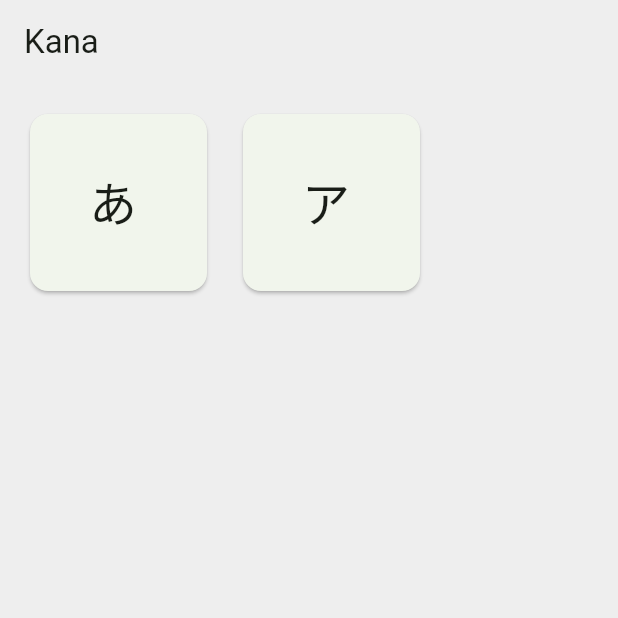
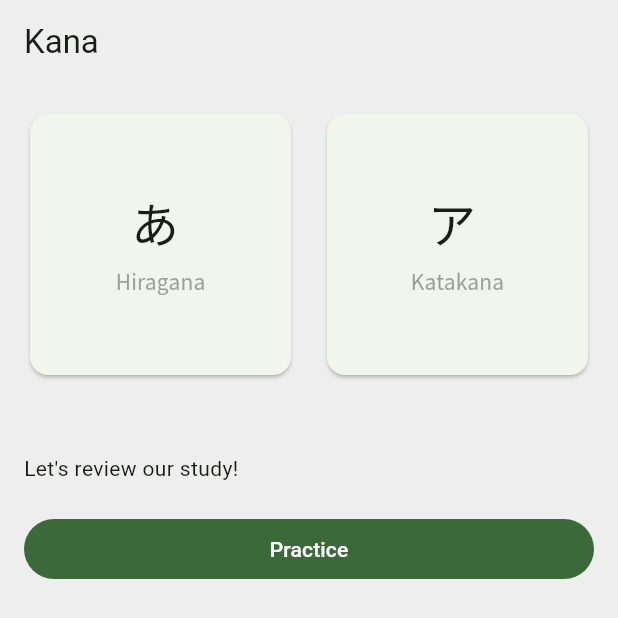
Before and after one commit to ydori/kana, a Flutter app: the screen it shows after launch, on a phone screen of 412 x 824 dp. Shown: the top 618 px of the screen. Run offline on Flutter 3.47's test engine with Material 3 defaults, Android fonts, the phone set to English and light mode, and no system bars.

Commit message:
feat: add Practice button on Home

```diff
--- a/lib/feature/home/home_screen.dart
+++ b/lib/feature/home/home_screen.dart
@@ -7,10 +7,12 @@ class HomeScreen extends StatelessWidget {
     super.key,
     required this.onHiraganaChartOpen,
     required this.onKatakanaChartOpen,
+    required this.onPracticeOpen,
   });
 
   final VoidCallback onHiraganaChartOpen;
   final VoidCallback onKatakanaChartOpen;
+  final VoidCallback onPracticeOpen;
 
   @override
   Widget build(BuildContext context) {
@@ -18,28 +20,36 @@ class HomeScreen extends StatelessWidget {
       appBar: AppBar(
         title: Text("Kana"),
       ),
-      body: Container(
-        constraints: BoxConstraints(maxWidth: 300.0),
-        padding: EdgeInsets.all(8.0),
-        child: Row(
+      body: Padding(
+        padding: EdgeInsets.all(16.0),
+        child: Column(
+          crossAxisAlignment: CrossAxisAlignment.stretch,
+          children: [
+            Row(
               children: [
                 Expanded(
-              child: Padding(
-                padding: EdgeInsets.all(8.0),
                   child: ChartCard(
-                  label: "あ ",
+                    title: "あ ",
+                    subtitle: "Hiragana",
                     onTap: onHiraganaChartOpen,
                   ),
                 ),
-            ),
+                SizedBox(width: 16.0),
                 Expanded(
-              child: Padding(
-                padding: EdgeInsets.all(8.0),
                   child: ChartCard(
-                  label: "ア ",
+                    title: "ア ",
+                    subtitle: "Katakana",
                     onTap: onKatakanaChartOpen,
                   ),
                 ),
+              ],
+            ),
+            SizedBox(height: 48.0),
+            Text("Let's review our study!"),
+            SizedBox(height: 20.0),
+            FilledButton(
+              onPressed: onPracticeOpen,
+              child: Text("Practice"),
             ),
           ],
         ),
--- a/lib/feature/home/widget/chart_card.dart
+++ b/lib/feature/home/widget/chart_card.dart
@@ -3,11 +3,13 @@ import "package:flutter/material.dart";
 class ChartCard extends StatelessWidget {
   const ChartCard({
     super.key,
-    required this.label,
+    required this.title,
+    required this.subtitle,
     required this.onTap,
   });
 
-  final String label;
+  final String title;
+  final String subtitle;
   final VoidCallback onTap;
 
   @override
@@ -16,18 +18,33 @@ class ChartCard extends StatelessWidget {
       clipBehavior: Clip.antiAlias,
       child: InkWell(
         onTap: onTap,
+        splashFactory: NoSplash.splashFactory,
         child: AspectRatio(
           aspectRatio: 1.0,
           child: Container(
             width: double.infinity,
             padding: EdgeInsets.all(16.0),
             alignment: Alignment.center,
-            child: Text(
-              label,
-              style: Theme.of(context).textTheme.headlineLarge?.copyWith(
-                fontFamily: "Noto Sans JP",
-                fontVariations: [FontVariation.weight(500)],
-              ),
+            child: Column(
+              mainAxisSize: MainAxisSize.min,
+              children: [
+                Text(
+                  title,
+                  style: Theme.of(context).textTheme.headlineLarge?.copyWith(
+                    fontFamily: "Noto Sans JP",
+                    fontVariations: [FontVariation.weight(500)],
+                  ),
+                ),
+                SizedBox(height: 8.0),
+                Text(
+                  subtitle,
+                  style: Theme.of(context).textTheme.titleSmall?.copyWith(
+                        fontFamily: "Noto Sans JP",
+                        fontVariations: [FontVariation.weight(500)],
+                        color: Colors.grey,
+                      ),
+                ),
+              ],
             ),
           ),
         ),
--- /dev/null
+++ b/lib/feature/practice/practice_screen.dart
@@ -0,0 +1,20 @@
+import "package:flutter/material.dart";
+
+class PracticeScreen extends StatelessWidget {
+  const PracticeScreen({super.key});
+
+  @override
+  Widget build(BuildContext context) {
+    return Scaffold(
+      appBar: AppBar(
+        leading: IconButton(
+          onPressed: () {
+            Navigator.of(context).pop();
+          },
+          icon: Icon(Icons.close),
+        ),
+      ),
+      body: Container(),
+    );
+  }
+}
--- a/lib/main.dart
+++ b/lib/main.dart
@@ -2,6 +2,7 @@ import "package:flutter/material.dart";
 
 import "feature/chart/hiragana_chart_screen.dart";
 import "feature/home/home_screen.dart";
+import "feature/practice/practice_screen.dart";
 
 void main() {
   runApp(const MyApp());
@@ -30,8 +31,12 @@ class MyApp extends StatelessWidget {
               onKatakanaChartOpen: () {
                 // TODO: Navigate to Katakana Chart
               },
+              onPracticeOpen: () {
+                Navigator.of(context).pushNamed("/practice");
+              },
             ),
         "/chart/hiragana": (context) => HiraganaChartScreen(),
+        "/practice": (context) => PracticeScreen(),
       },
     );
   }
```
Lines whose indentation alone changed are shown as unchanged.
